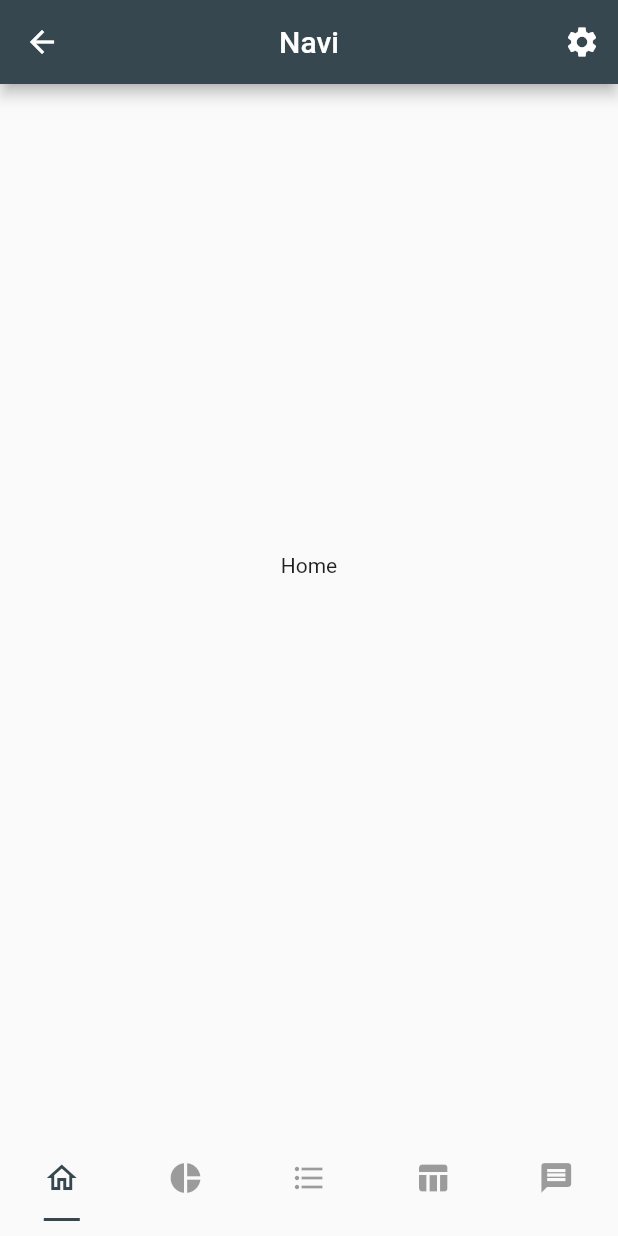
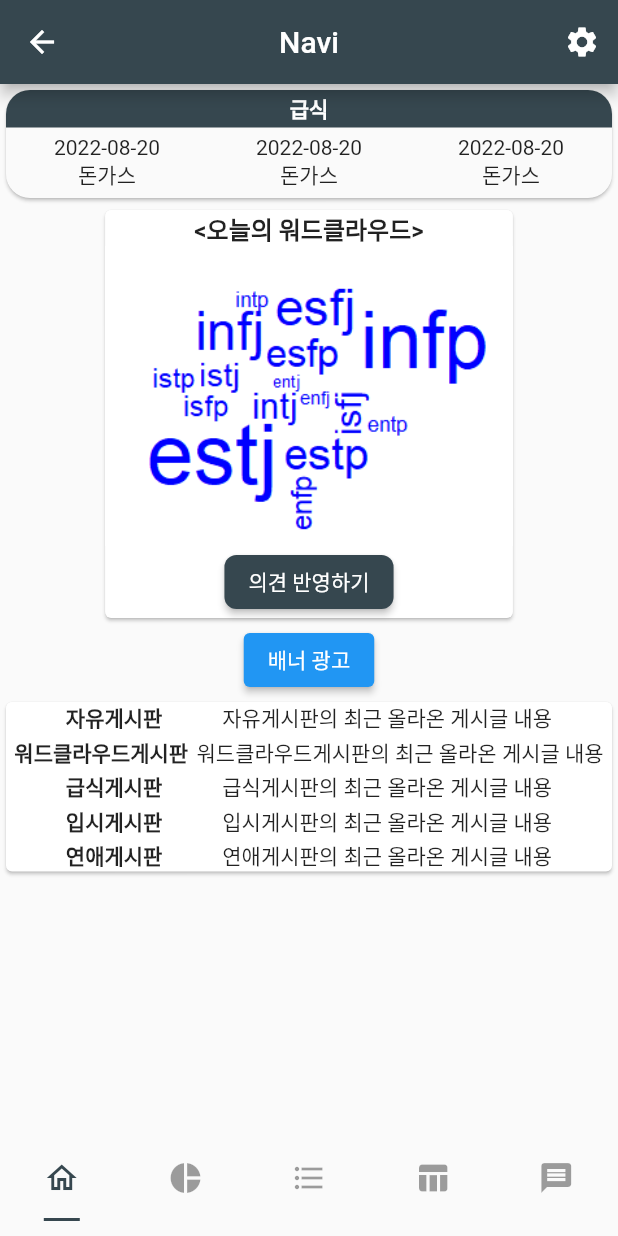
Before and after one commit to KEONI1231/Flutter_High-Connect, a Flutter app: the HomeScreen screen opened directly, on a phone screen of 412 x 824 dp. Run offline on Flutter 3.47's test engine with Material 2 defaults, Android fonts, the phone set to English and light mode, and no system bars; our stand-ins replace cloud_firestore, firebase_core, firebase_database; accounts and stored records are empty.

```diff
--- /dev/null
+++ b/lib/component/meal_info.dart
@@ -0,0 +1,33 @@
+import 'package:flutter/material.dart';
+
+class MealInfo extends StatelessWidget {
+  //날짜
+  final String mealdate;
+  final String meal;
+  final double width;
+
+  const MealInfo({
+    required this.width,
+    required this.mealdate,
+    required this.meal,
+    Key? key,
+  }) : super(key: key);
+
+  @override
+  Widget build(BuildContext context) {
+    return SizedBox(
+      width: width,
+      child: Column(
+        mainAxisAlignment: MainAxisAlignment.center,
+        children: [
+          Text(
+            mealdate,
+          ),
+          Text(
+            meal,
+          ),
+        ],
+      ),
+    );
+  }
+}
--- a/lib/screen/home_screen.dart
+++ b/lib/screen/home_screen.dart
@@ -1,6 +1,9 @@
 import 'package:flutter/material.dart';
+import 'package:per_pro/component/meal_info.dart';
 import 'package:per_pro/constant/color.dart';
+import 'package:per_pro/screen/home_tab.dart';
 import 'package:per_pro/screen/settings_screen.dart';
+import 'package:per_pro/screen/word_cloud_board.dart';
 
 class HomeScreen extends StatefulWidget {
   const HomeScreen({Key? key}) : super(key: key);
@@ -23,26 +26,26 @@ class _HomeScreenState extends State<HomeScreen> {
             title: Text('Navi'),
             centerTitle: true,
             backgroundColor: PRIMARY_COLOR,
-            actions: [IconButton(onPressed: () {
-              Navigator.of(context).push(
-                MaterialPageRoute(
-                  builder: (BuildContext context) {
-                    return SettingScreen(); //로그인 화면으로 이동.
+            actions: [
+              IconButton(
+                  onPressed: () {
+                    Navigator.of(context).push(
+                      MaterialPageRoute(
+                        builder: (BuildContext context) {
+                          return SettingScreen(); //세팅 화면으로 이동.
+                        },
+                      ),
+                    );
                   },
-                ),
-              );
-            }, icon: Icon(Icons.settings))],
+                  icon: Icon(Icons.settings))
+            ],
           ),
           body: TabBarView(
             children: [
+              HomeTab(),
+              WordCloudBoard(),
               Center(
-                child: Text("Home"),
-              ),
-              Center(
-                child: Text("Word Cloud"),
-              ),
-              Center(
-                child: Text("Borad"),
+                child: Text("Board"),
               ),
               Center(
                 child: Text("settings"),
--- /dev/null
+++ b/lib/screen/home_tab.dart
@@ -0,0 +1,196 @@
+import 'package:flutter/material.dart';
+import 'package:per_pro/constant/color.dart';
+import 'package:per_pro/screen/settings_screen.dart';
+import 'package:per_pro/screen/word_cloud_board.dart';
+
+import '../component/meal_info.dart';
+import 'home_screen.dart';
+
+class HomeTab extends StatelessWidget {
+  const HomeTab({Key? key}) : super(key: key);
+
+  @override
+  Widget build(BuildContext context) {
+    return Column(
+      children: [
+        _HomeMeal(),
+        _HomeWordCloud(),
+        _HomeBannerAd(),
+        _HomeBoard(),
+      ],
+    );
+  }
+}
+
+class _HomeMeal extends StatelessWidget {
+  const _HomeMeal({Key? key}) : super(key: key);
+
+  @override
+  Widget build(BuildContext context) {
+    return Column(
+      children: [
+        SafeArea(
+          child: SizedBox(
+            height: 80,
+            child: Card(
+              shape: RoundedRectangleBorder(
+                borderRadius: BorderRadius.all(
+                  Radius.circular(16.0),
+                ),
+              ),
+              color: BRIGHT_COLOR,
+              child: LayoutBuilder(builder: (context, constraint) {
+                constraint.maxWidth;
+
+                return Column(
+                  crossAxisAlignment: CrossAxisAlignment.stretch,
+                  children: [
+                    Container(
+                      decoration: BoxDecoration(
+                        color: PRIMARY_COLOR,
+                        borderRadius: BorderRadius.only(
+                          topLeft: Radius.circular(16.0),
+                          topRight: Radius.circular(16.0),
+                        ),
+                      ),
+                      child: Padding(
+                        padding: const EdgeInsets.all(2.0),
+                        child: Text(
+                          '급식',
+                          style: TextStyle(
+                            color: Colors.white,
+                            fontWeight: FontWeight.w700,
+                          ),
+                          textAlign: TextAlign.center,
+                        ),
+                      ),
+                    ),
+                    Expanded(
+                      child: ListView(
+                        scrollDirection: Axis.horizontal,
+                        physics: PageScrollPhysics(),
+                        children: List.generate(
+                          20,
+                          (index) => MealInfo(
+                            width: constraint.maxWidth / 3,
+                            mealdate: '2022-08-20',
+                            meal: '돈가스',
+                          ),
+                        ),
+                      ),
+                    ),
+                  ],
+                );
+              }),
+            ),
+          ),
+        ),
+      ],
+    );
+  }
+}
+
+class _HomeWordCloud extends StatelessWidget {
+  const _HomeWordCloud({Key? key}) : super(key: key);
+
+  @override
+  Widget build(BuildContext context) {
+    return Card(
+      child: Column(
+        children: [
+          Text(
+            '<오늘의 워드클라우드>',
+            textAlign: TextAlign.center,
+            style: TextStyle(
+              fontWeight: FontWeight.w700,
+              fontSize: 16.0,
+            ),
+          ),
+          Image.asset(
+            'asset/img/word_cloud.png',
+            height: 200.0,
+          ),
+          ElevatedButton(
+            style: ElevatedButton.styleFrom(
+              primary: PRIMARY_COLOR,
+              shape: RoundedRectangleBorder(
+                borderRadius: BorderRadius.circular(8.0),
+              ),
+            ),
+            onPressed: () {
+              DefaultTabController.of(context)?.animateTo(1);
+            },
+            child: Text('의견 반영하기'),
+          ),
+        ],
+      ),
+    );
+  }
+}
+
+class _HomeBannerAd extends StatelessWidget {
+  const _HomeBannerAd({Key? key}) : super(key: key);
+
+  @override
+  Widget build(BuildContext context) {
+    return ElevatedButton(
+      onPressed: () {},
+      child: Text('배너 광고'),
+    );
+  }
+}
+
+class _HomeBoard extends StatelessWidget {
+  const _HomeBoard({Key? key}) : super(key: key);
+
+  @override
+  Widget build(BuildContext context) {
+    return Card(
+      child: Column(
+        children: [
+          HomeBoardGenerate('자유게시판', '자유게시판의 최근 올라온 게시글 내용'),
+          SizedBox(
+            height: 2.0,
+          ),
+          GestureDetector( //워드클라우드게시판 누르면 워드클라우드 게시판으로 이동
+            onTap: () {
+              DefaultTabController.of(context)?.animateTo(1);
+            },
+            child: HomeBoardGenerate('워드클라우드게시판', '워드클라우드게시판의 최근 올라온 게시글 내용'),
+          ),
+          SizedBox(
+            height: 2.0,
+          ),
+          HomeBoardGenerate('급식게시판', '급식게시판의 최근 올라온 게시글 내용'),
+          SizedBox(
+            height: 2.0,
+          ),
+          HomeBoardGenerate('입시게시판', '입시게시판의 최근 올라온 게시글 내용'),
+          SizedBox(
+            height: 2.0,
+          ),
+          HomeBoardGenerate('연애게시판', '연애게시판의 최근 올라온 게시글 내용'),
+        ],
+      ),
+    );
+  }
+}
+
+Widget HomeBoardGenerate(String BoardName, String BoardContent) {
+  return Container(
+    child: Row(
+      mainAxisAlignment: MainAxisAlignment.spaceEvenly,
+      children: [
+        Text(
+          BoardName,
+          style: TextStyle(
+            fontWeight: FontWeight.w700,
+          ),
+        ),
+        Text(
+          BoardContent,
+        ),
+      ],
+    ),
+  );
+}
--- /dev/null
+++ b/lib/screen/word_cloud_board.dart
@@ -0,0 +1,12 @@
+import 'package:flutter/material.dart';
+// 임의로 만들어둔 워드클라우드 게시판. 호철이가 만들었을 수 있음
+class WordCloudBoard extends StatelessWidget {
+  const WordCloudBoard({Key? key}) : super(key: key);
+
+  @override
+  Widget build(BuildContext context) {
+    return Center(
+      child: Text("Word Cloud", style: TextStyle(color: Colors.red),),
+    );
+  }
+}
--- a/pubspec.yaml
+++ b/pubspec.yaml
@@ -62,8 +62,11 @@ flutter:
   # the material Icons class.
   uses-material-design: true
   assets:
+    - asset/img/login_screen_logo.png
     - asset/img/logo.png
-    - asset/img/login_screen_logo.png
+    - asset/img/main_img.png
+    - asset/img/word_cloud.png
+
 
   # To add assets to your application, add an assets section, like this:
   # assets:
```
Also changed, not shown: asset/img/word_cloud.png (added).
